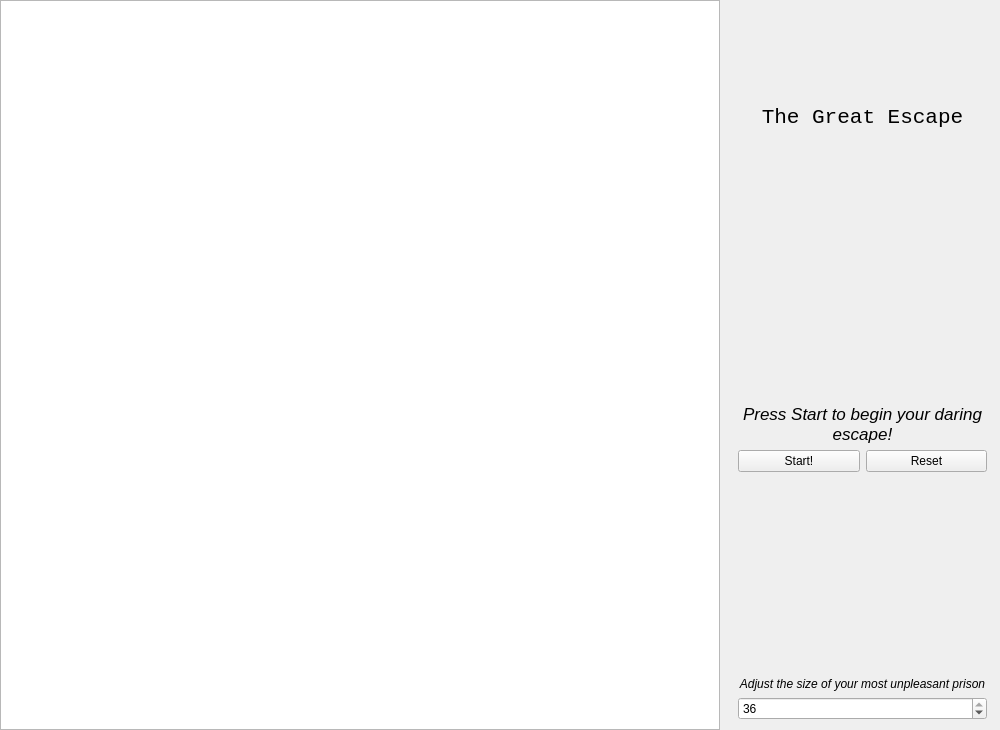
Above: escapeview.ui from plusdeng/TheGreatEscape before the change. Below: the same form after it.
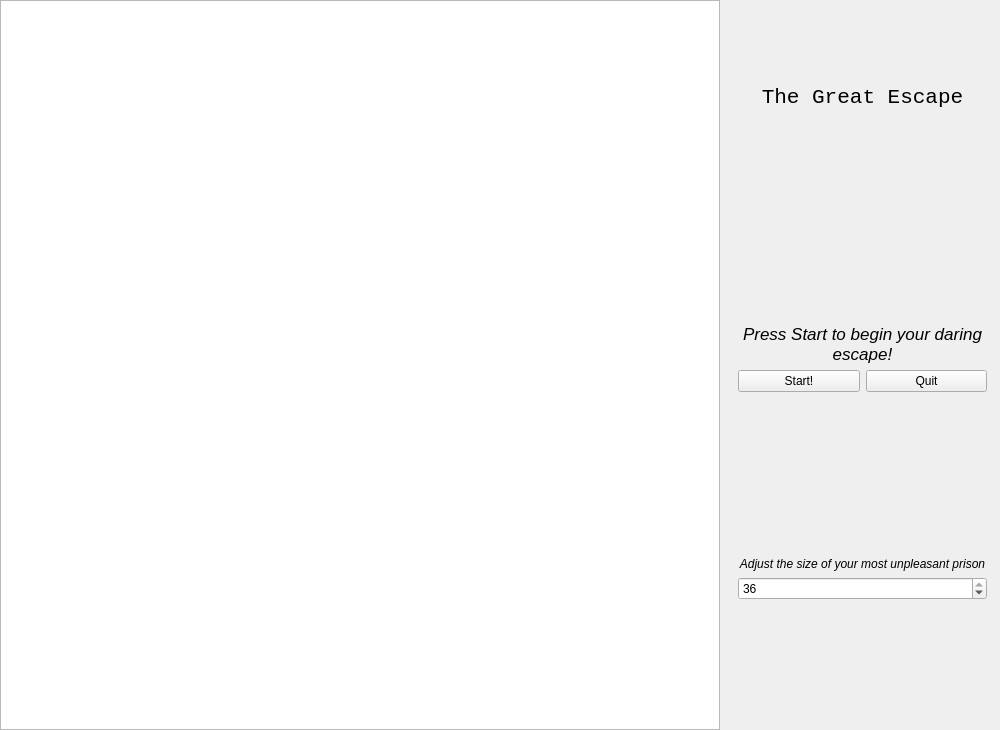
That is the form after the change.

```diff
--- a/escapeview.ui
+++ b/escapeview.ui
@@ -16,6 +16,18 @@
     <verstretch>0</verstretch>
    </sizepolicy>
   </property>
+  <property name="minimumSize">
+   <size>
+    <width>1000</width>
+    <height>730</height>
+   </size>
+  </property>
+  <property name="maximumSize">
+   <size>
+    <width>1000</width>
+    <height>730</height>
+   </size>
+  </property>
   <property name="windowTitle">
    <string>EscapeView</string>
   </property>
@@ -32,13 +44,13 @@
     <bool>true</bool>
    </property>
   </widget>
-  <widget class="QWidget" name="">
+  <widget class="QWidget" name="layoutWidget">
    <property name="geometry">
     <rect>
      <x>727</x>
      <y>0</y>
      <width>271</width>
-     <height>731</height>
+     <height>611</height>
     </rect>
    </property>
    <layout class="QVBoxLayout" name="controlLayout">
@@ -106,7 +118,7 @@
       <item>
        <widget class="QPushButton" name="resetButton">
         <property name="text">
-         <string>Reset</string>
+         <string>Quit</string>
         </property>
         <property name="autoDefault">
          <bool>false</bool>
```
Left out of the diff: 4 changed lines with no effect on the pictures.
